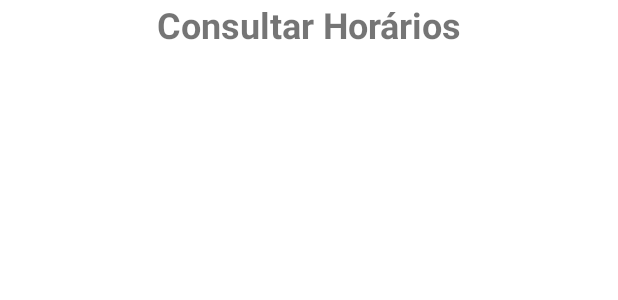
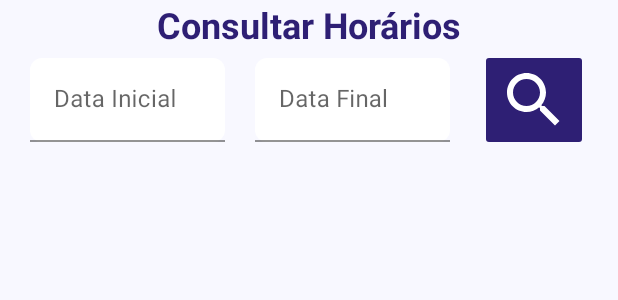
Before and after one commit to italomp/SAHCE_UFCG_FRONT, an Android app: the layout activity_dashboard.xml on its own in the app's theme, with its tools: preview values and no code run, on a phone screen of 412 x 824 dp. Shown: the top 300 px of the screen. Run offline under Robolectric (Android 15) with nearby library versions, the phone set to English and light mode, and no system bars.

Commit message:
style updated and dashboard screen started

```diff
--- /dev/null
+++ b/app/src/main/res/drawable/ic_search.xml
@@ -0,0 +1,5 @@
+<vector android:height="48dp" android:tint="@color/white"
+    android:viewportHeight="24" android:viewportWidth="24"
+    android:width="48dp" xmlns:android="http://schemas.android.com/apk/res/android">
+    <path android:fillColor="@android:color/white" android:pathData="M15.5,14h-0.79l-0.28,-0.27C15.41,12.59 16,11.11 16,9.5 16,5.91 13.09,3 9.5,3S3,5.91 3,9.5 5.91,16 9.5,16c1.61,0 3.09,-0.59 4.23,-1.57l0.27,0.28v0.79l5,4.99L20.49,19l-4.99,-5zM9.5,14C7.01,14 5,11.99 5,9.5S7.01,5 9.5,5 14,7.01 14,9.5 11.99,14 9.5,14z"/>
+</vector>
--- /dev/null
+++ b/app/src/main/res/drawable/input_fields_background.xml
@@ -0,0 +1,6 @@
+<?xml version="1.0" encoding="utf-8"?>
+<shape xmlns:android="http://schemas.android.com/apk/res/android"
+    android:shape="rectangle">
+    <corners android:radius="8dp"/>
+    <solid android:color="@color/white"/>
+</shape>
--- a/app/src/main/res/layout/activity_dashboard.xml
+++ b/app/src/main/res/layout/activity_dashboard.xml
@@ -7,7 +7,7 @@
     tools:context=".activities.Dashboard">
 
     <TextView
-        android:id="@+id/textView"
+        android:id="@+id/dashboard_header"
         android:layout_width="wrap_content"
         android:layout_height="wrap_content"
         android:text="@string/header_check_times"
@@ -16,4 +16,68 @@
         app:layout_constraintTop_toTopOf="parent"
         app:layout_constraintEnd_toEndOf="parent" />
 
+    <androidx.constraintlayout.widget.ConstraintLayout
+        android:layout_width="match_parent"
+        android:layout_height="wrap_content"
+        android:orientation="horizontal"
+        app:layout_constraintStart_toStartOf="parent"
+        app:layout_constraintTop_toBottomOf="@id/dashboard_header">
+
+        <com.google.android.material.textfield.TextInputLayout
+            android:id="@+id/input_period_start_layout"
+            android:layout_width="wrap_content"
+            android:layout_height="wrap_content"
+            android:minWidth="130dp"
+            app:layout_constraintStart_toStartOf="parent"
+            app:layout_constraintTop_toTopOf="parent"
+            app:layout_constraintEnd_toStartOf="@id/input_period_end_layout"
+            app:layout_constraintBottom_toBottomOf="parent">
+
+            <com.google.android.material.textfield.TextInputEditText
+                android:id="@+id/input_period_start"
+                android:layout_width="match_parent"
+                android:layout_height="wrap_content"
+                android:hint="Data Inicial"
+                android:focusable="false"
+                android:background="@drawable/input_fields_background"/>
+        </com.google.android.material.textfield.TextInputLayout>
+
+
+        <com.google.android.material.textfield.TextInputLayout
+            android:id="@+id/input_period_end_layout"
+            android:layout_width="wrap_content"
+            android:layout_height="wrap_content"
+            android:minWidth="130dp"
+            app:layout_constraintStart_toEndOf="@id/input_period_start_layout"
+            app:layout_constraintTop_toTopOf="parent"
+            app:layout_constraintEnd_toStartOf="@id/search_button"
+            app:layout_constraintBottom_toBottomOf="parent">
+
+            <com.google.android.material.textfield.TextInputEditText
+                android:id="@+id/input_period_end"
+                android:layout_width="match_parent"
+                android:layout_height="wrap_content"
+                android:hint="Data Final"
+                android:focusable="false"
+                android:background="@drawable/input_fields_background"/>
+        </com.google.android.material.textfield.TextInputLayout>
+
+        <ImageButton
+            android:id="@+id/search_button"
+            android:layout_width="wrap_content"
+            android:layout_height="match_parent"
+
+            android:src="@drawable/ic_search"
+            app:layout_constraintStart_toEndOf="@id/input_period_end_layout"
+            app:layout_constraintTop_toTopOf="parent"
+            app:layout_constraintEnd_toEndOf="parent"
+            app:layout_constraintBottom_toBottomOf="parent"
+            android:backgroundTint="@color/background_buttons"/>
+
+
+    </androidx.constraintlayout.widget.ConstraintLayout>
+
+
+
+
 </androidx.constraintlayout.widget.ConstraintLayout>
--- a/app/src/main/res/values/colors.xml
+++ b/app/src/main/res/values/colors.xml
@@ -7,4 +7,7 @@
     <color name="teal_700">#FF018786</color>
     <color name="black">#FF000000</color>
     <color name="white">#FFFFFFFF</color>
+
+    <color name="background_fields">#F8F8FF</color>
+    <color name="background_buttons">#2E1F74</color>
 </resources>
--- a/app/src/main/res/values/strings.xml
+++ b/app/src/main/res/values/strings.xml
@@ -20,4 +20,8 @@
 
     <!-- Links -->
     <string name="link_signup">Registre-se</string>
+
+    <!-- Labels -->
+    <string name="label_start_period">Data Inicial</string>
+    <string name="label_end_period">Data Final</string>
 </resources>
--- a/app/src/main/res/values/themes.xml
+++ b/app/src/main/res/values/themes.xml
@@ -12,11 +12,13 @@
         <!-- Status bar color. -->
         <item name="android:statusBarColor" tools:targetApi="l">?attr/colorPrimaryVariant</item>
         <!-- Customize your theme here. -->
+        <item name="android:background">@color/background_fields</item>
     </style>
 
     <style name="headers_style">
         <item name="android:textSize">24sp</item>
         <item name="android:textStyle">bold</item>
         <item name="android:layout_marginBottom">10dp</item>
+        <item name="android:textColor">@color/background_buttons</item>
     </style>
 </resources>
```
Also changed, not shown: app/src/main/java/com/example/sahce_ufcg/activities/Dashboard.java (+53 -0 lines), app/src/main/res/layout/activity_login.xml (+9 -8 lines).
